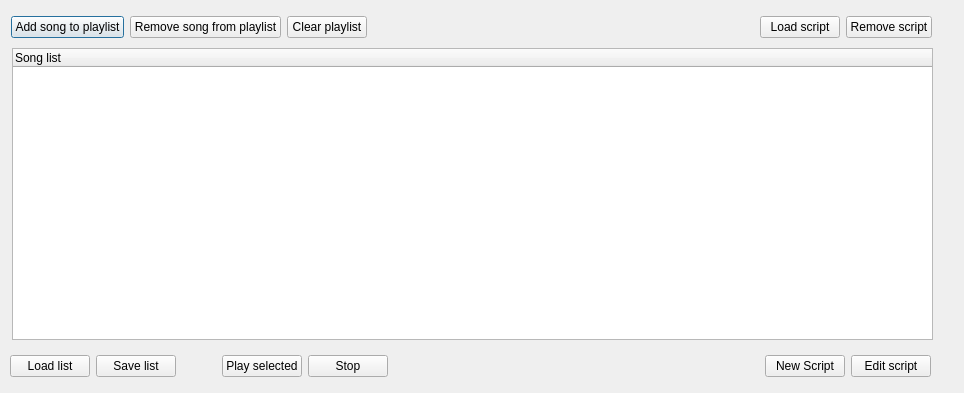
hydrogen-music/hydrogen, file gui/src/PlaylistEditor/PlaylistDialog_UI.ui: the form before one commit.
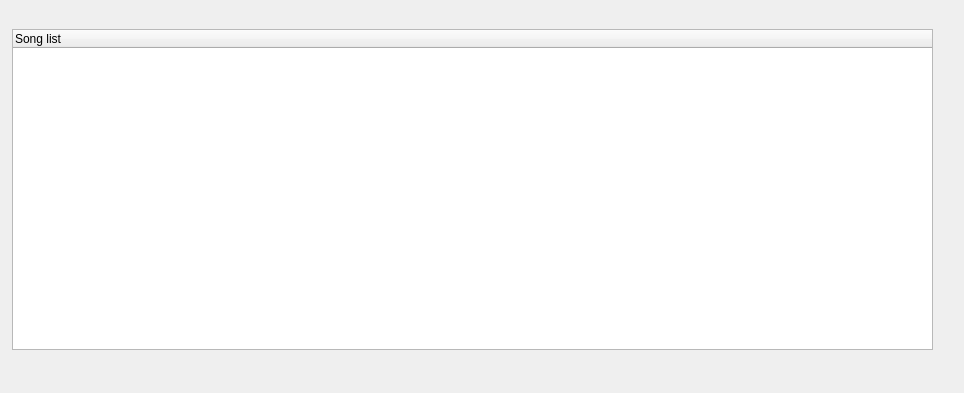
The form after the commit.

Commit message: playlistdialog redesign: 1. move all push buttons laying around the qtreeview into a qmenubar. 2. add a player control similar the main player-control's. 3. add "save playlist" function beside "save playlist as" function. 4. add missing "add current song to playlist" function.

Diff of the .ui file:
```diff
--- a/gui/src/PlaylistEditor/PlaylistDialog_UI.ui
+++ b/gui/src/PlaylistEditor/PlaylistDialog_UI.ui
@@ -12,73 +12,13 @@
   <property name="windowTitle" >
    <string>PlayList Browser</string>
   </property>
-  <widget class="QWidget" name="layoutWidget_1" >
-   <property name="geometry" >
-    <rect>
-     <x>11</x>
-     <y>13</y>
-     <width>921</width>
-     <height>28</height>
-    </rect>
-   </property>
-   <layout class="QHBoxLayout" name="horizontalLayout_3" >
-    <item>
-     <widget class="QPushButton" name="addSongBTN" >
-      <property name="text" >
-       <string>Add song to playlist</string>
-      </property>
-     </widget>
-    </item>
-    <item>
-     <widget class="QPushButton" name="removeFromListBTN" >
-      <property name="text" >
-       <string>Remove song from playlist</string>
-      </property>
-     </widget>
-    </item>
-    <item>
-     <widget class="QPushButton" name="clearPlBTN" >
-      <property name="text" >
-       <string>Clear playlist</string>
-      </property>
-     </widget>
-    </item>
-    <item>
-     <spacer>
-      <property name="orientation" >
-       <enum>Qt::Horizontal</enum>
-      </property>
-      <property name="sizeHint" stdset="0" >
-       <size>
-        <width>368</width>
-        <height>23</height>
-       </size>
-      </property>
-     </spacer>
-    </item>
-    <item>
-     <widget class="QPushButton" name="loadScriptBTN" >
-      <property name="text" >
-       <string>Load script</string>
-      </property>
-     </widget>
-    </item>
-    <item>
-     <widget class="QPushButton" name="removeScriptBTN" >
-      <property name="text" >
-       <string>Remove script</string>
-      </property>
-     </widget>
-    </item>
-   </layout>
-  </widget>
-  <widget class="QTreeWidget" name="m_pPlaylistTree" >
-   <property name="geometry" >
+  <widget class="QTreeWidget" name="m_pPlaylistTree">
+   <property name="geometry">
     <rect>
      <x>12</x>
-     <y>48</y>
+     <y>29</y>
      <width>921</width>
-     <height>292</height>
+     <height>321</height>
     </rect>
    </property>
    <property name="minimumSize" >
@@ -132,111 +72,26 @@
     </property>
    </column>
   </widget>
-  <widget class="QWidget" native="1" name="sideBarWidget" >
-   <property name="geometry" >
+  <widget class="QWidget" name="sideBarWidget" native="true">
+   <property name="geometry">
     <rect>
-     <x>939</x>
-     <y>48</y>
+     <x>940</x>
+     <y>30</y>
      <width>16</width>
-     <height>292</height>
+     <height>311</height>
     </rect>
    </property>
   </widget>
-  <widget class="QWidget" name="layoutWidget_2" >
-   <property name="geometry" >
+  <widget class="QWidget" name="verticalLayoutWidget">
+   <property name="geometry">
     <rect>
      <x>10</x>
      <y>350</y>
-     <width>921</width>
-     <height>32</height>
+     <width>301</width>
+     <height>41</height>
     </rect>
    </property>
-   <layout class="QHBoxLayout" name="horizontalLayout_6" >
-    <item>
-     <layout class="QHBoxLayout" name="horizontalLayout_5" >
-      <item>
-       <layout class="QHBoxLayout" name="horizontalLayout_2" >
-        <item>
-         <widget class="QPushButton" name="loadListBTN" >
-          <property name="text" >
-           <string>Load list</string>
-          </property>
-         </widget>
-        </item>
-        <item>
-         <widget class="QPushButton" name="saveListBTN" >
-          <property name="text" >
-           <string>Save list</string>
-          </property>
-         </widget>
-        </item>
-       </layout>
-      </item>
-      <item>
-       <spacer name="horizontalSpacer" >
-        <property name="orientation" >
-         <enum>Qt::Horizontal</enum>
-        </property>
-        <property name="sizeHint" stdset="0" >
-         <size>
-          <width>40</width>
-          <height>20</height>
-         </size>
-        </property>
-       </spacer>
-      </item>
-      <item>
-       <layout class="QHBoxLayout" name="horizontalLayout" >
-        <item>
-         <widget class="QPushButton" name="nodePlayBTN" >
-          <property name="text" >
-           <string>Play selected</string>
-          </property>
-         </widget>
-        </item>
-        <item>
-         <widget class="QPushButton" name="nodeStopBTN" >
-          <property name="text" >
-           <string>Stop</string>
-          </property>
-         </widget>
-        </item>
-       </layout>
-      </item>
-     </layout>
-    </item>
-    <item>
-     <spacer name="horizontalSpacer_2" >
-      <property name="orientation" >
-       <enum>Qt::Horizontal</enum>
-      </property>
-      <property name="sizeHint" stdset="0" >
-       <size>
-        <width>318</width>
-        <height>20</height>
-       </size>
-      </property>
-     </spacer>
-    </item>
-    <item>
-     <layout class="QHBoxLayout" name="horizontalLayout_4" >
-      <item>
-       <widget class="QPushButton" name="newScriptBTN" >
-        <property name="text" >
-         <string>New Script</string>
-        </property>
-       </widget>
-      </item>
-      <item>
-       <widget class="QPushButton" name="editScriptBTN" >
-        <property name="text" >
-         <string>Edit script</string>
-        </property>
-       </widget>
-      </item>
-     </layout>
-    </item>
-   </layout>
+   <layout class="QVBoxLayout" name="playerControl"/>
   </widget>
  </widget>
  <resources/>
```
Left out of the diff: 39 changed lines with no effect on the pictures. The commit also changes 5 other files.
